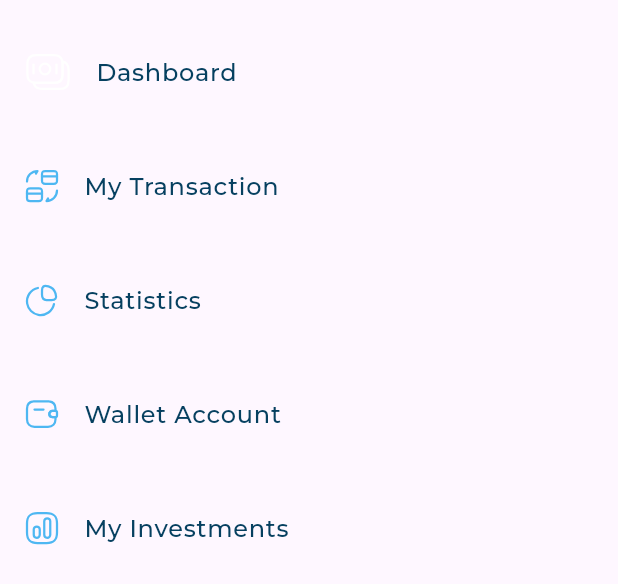
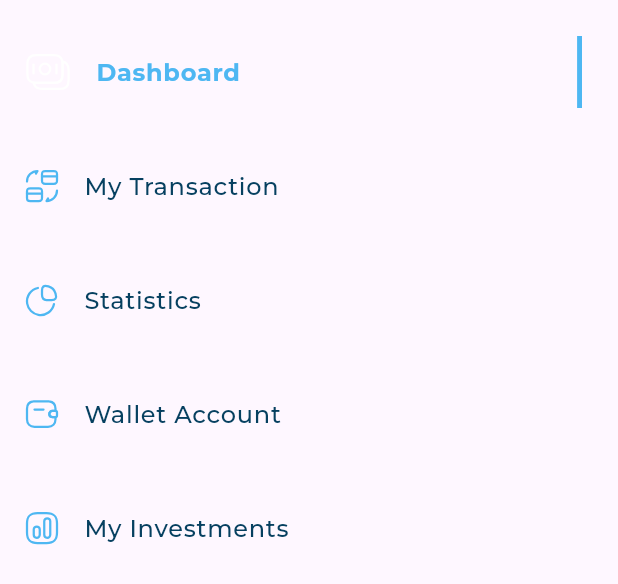
Before and after one commit to ZainabElSawy/responsive_dash_board, a Flutter app: the DrawerItemsListView widget shown alone on an empty page, opened directly, on a phone screen of 412 x 824 dp. Shown: the top 584 px of the screen. Run offline on Flutter 3.47's test engine with Material 3 defaults, Android fonts, the phone set to English and light mode, and no system bars; our stand-ins replace flutter_svg; project files that could hold a hidden picture were left out.

Commit message:
active and inactive drawer item done

```diff
--- a/lib/models/drawer_item_model.dart
+++ b/lib/models/drawer_item_model.dart
@@ -2,5 +2,5 @@ class DrawerItemModel {
   final String image;
   final String title;
 
-  const DrawerItemModel({required this.image, required this.title});
+  DrawerItemModel({required this.image, required this.title});
 }
--- /dev/null
+++ b/lib/widgets/active_and_inactive_item.dart
@@ -0,0 +1,46 @@
+import 'package:flutter/material.dart';
+import 'package:flutter_svg/svg.dart';
+
+import '../models/drawer_item_model.dart';
+import '../utils/app_styles.dart';
+
+class ActiveDrawerItem extends StatelessWidget {
+  const ActiveDrawerItem({super.key, required this.drawerItemModel});
+  final DrawerItemModel drawerItemModel;
+
+  @override
+  Widget build(BuildContext context) {
+    return ListTile(
+      leading: SvgPicture.asset(drawerItemModel.image),
+      title: Text(
+        drawerItemModel.title,
+        style: AppStyles.styleBold16,
+      ),
+      trailing: Container(
+        width: 3.27,
+        height: 48,
+        decoration: const BoxDecoration(color: Color(0xFF4EB7F2)),
+      ),
+    );
+  }
+}
+
+class InActiveDrawerItem extends StatelessWidget {
+  const InActiveDrawerItem({
+    super.key,
+    required this.drawerItemModel,
+  });
+
+  final DrawerItemModel drawerItemModel;
+
+  @override
+  Widget build(BuildContext context) {
+    return ListTile(
+      leading: SvgPicture.asset(drawerItemModel.image),
+      title: Text(
+        drawerItemModel.title,
+        style: AppStyles.styleMedium16,
+      ),
+    );
+  }
+}
--- a/lib/widgets/custom_drawer.dart
+++ b/lib/widgets/custom_drawer.dart
@@ -19,7 +19,8 @@ class CustomDrawer extends StatelessWidget {
             subTitle: 'demo@gmail.com',
           ),
           SizedBox(height: 8),
-          DrawerItemsListView()
+          DrawerItemsListView(),
+          Spacer()
         ],
       ),
     );
--- a/lib/widgets/drawer_item.dart
+++ b/lib/widgets/drawer_item.dart
@@ -1,19 +1,22 @@
 import 'package:flutter/material.dart';
-import 'package:flutter_svg/flutter_svg.dart';
 import 'package:responsive_dash_board/models/drawer_item_model.dart';
-import 'package:responsive_dash_board/utils/app_styles.dart';
+
+import 'active_and_inactive_item.dart';
 
 class DrawerItem extends StatelessWidget {
-  const DrawerItem({super.key, required this.drawerItemModel});
+  const DrawerItem({
+    super.key,
+    required this.drawerItemModel,
+    required this.isActive,
+  });
   final DrawerItemModel drawerItemModel;
+  final bool isActive;
   @override
   Widget build(BuildContext context) {
-    return ListTile(
-      leading: SvgPicture.asset(drawerItemModel.image),
-      title: Text(
-        drawerItemModel.title,
-        style: AppStyles.styleMedium16,
-      ),
-    );
+    if (isActive) {
+      return ActiveDrawerItem(drawerItemModel: drawerItemModel);
+    } else {
+      return InActiveDrawerItem(drawerItemModel: drawerItemModel);
+    }
   }
 }
--- a/lib/widgets/drawer_items_listview.dart
+++ b/lib/widgets/drawer_items_listview.dart
@@ -4,17 +4,22 @@ import '../models/drawer_item_model.dart';
 import '../utils/app_images.dart';
 import 'drawer_item.dart';
 
-class DrawerItemsListView extends StatelessWidget {
+class DrawerItemsListView extends StatefulWidget {
   const DrawerItemsListView({super.key});
+  @override
+  State<DrawerItemsListView> createState() => _DrawerItemsListViewState();
+}
 
-  static const List<DrawerItemModel> items = [
+class _DrawerItemsListViewState extends State<DrawerItemsListView> {
+  int activeIndex = 0;
+
+  final List<DrawerItemModel> items = [
     DrawerItemModel(image: Assets.imagesBalance, title: 'Dashboard'),
     DrawerItemModel(image: Assets.imagesMyTransaction, title: 'My Transaction'),
     DrawerItemModel(image: Assets.imagesStatistics, title: 'Statistics'),
     DrawerItemModel(image: Assets.imagesWalletAccount, title: 'Wallet Account'),
     DrawerItemModel(image: Assets.imagesMyInvestments, title: 'My Investments'),
   ];
-
   @override
   Widget build(BuildContext context) {
     return ListView.builder(
@@ -22,7 +27,18 @@ class DrawerItemsListView extends StatelessWidget {
       physics: const NeverScrollableScrollPhysics(),
       itemBuilder: (ctx, index) => Padding(
         padding: const EdgeInsets.only(top: 20),
-        child: DrawerItem(drawerItemModel: items[index]),
+        child: GestureDetector(
+            onTap: () {
+              if (activeIndex != index) {
+                setState(() {
+                  activeIndex = index;
+                });
+              }
+            },
+            child: DrawerItem(
+              drawerItemModel: items[index],
+              isActive: activeIndex == index,
+            )),
       ),
       itemCount: items.length,
     );
```
